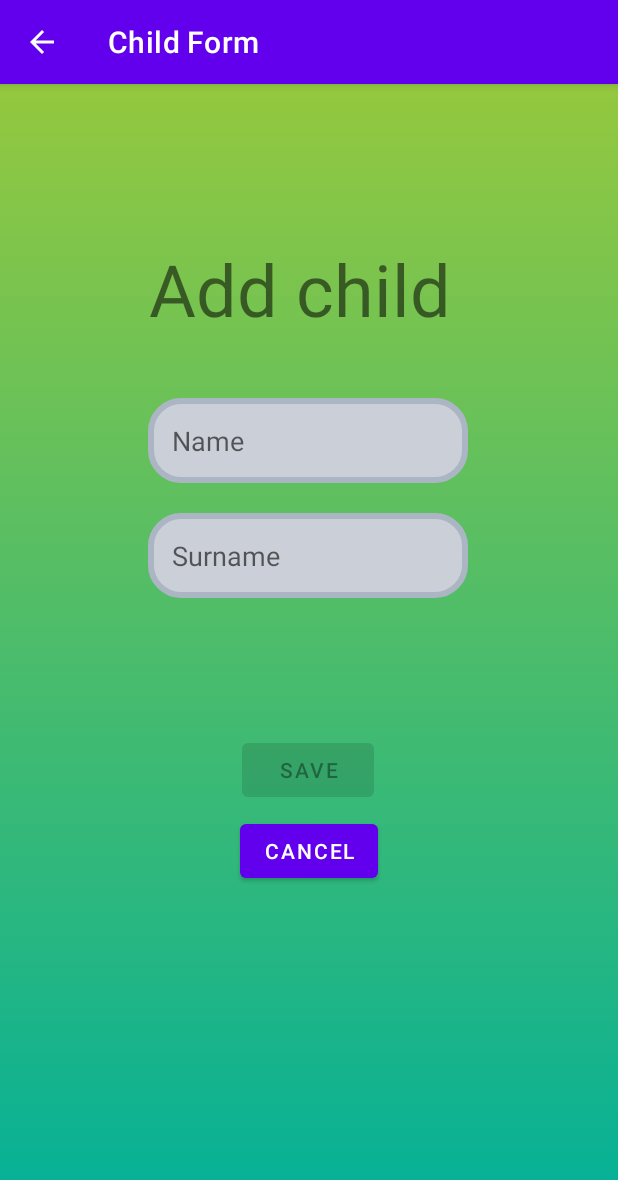
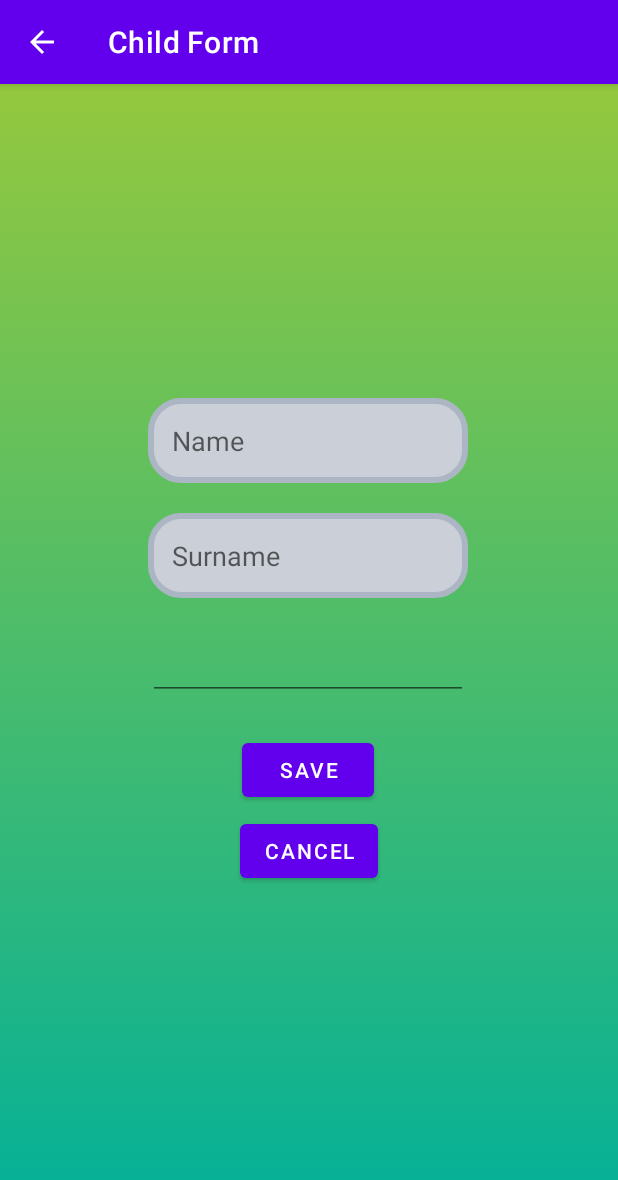
Before and after one commit to georgsvit/Marchen.Android, an Android app: the ChildFormFragment screen opened directly, with no data from a screen before it, on a phone screen of 412 x 824 dp. Shown: the top 1180 px of the screen. Run offline under Robolectric (Android 15) with nearby library versions, the phone set to English and light mode, and no system bars; our stand-ins replace data binding; 1 statement that could not run was skipped.

Commit message:
Textfield for teacherId added to ChildForm. Save child data method implemented.

```diff
--- a/app/src/main/java/com/example/marchenandroid/ui/child_form/ChildFormFragment.kt
+++ b/app/src/main/java/com/example/marchenandroid/ui/child_form/ChildFormFragment.kt
@@ -1,6 +1,8 @@
 package com.example.marchenandroid.ui.child_form
 
 import android.os.Bundle
+import android.text.Editable
+import android.util.Log
 import android.view.LayoutInflater
 import android.view.View
 import android.view.ViewGroup
@@ -20,20 +22,29 @@ class ChildFormFragment : Fragment() {
         val binding: FragmentChildFormBinding = DataBindingUtil.inflate(inflater, R.layout.fragment_child_form, container, false)
         val name = binding.nameField
         val surname = binding.surnameField
+        val teacher = binding.teacherIdField
 
         viewModel = ChildFormViewModel(requireActivity().application)
         binding.childFormViewModel = viewModel
 
         name.doAfterTextChanged {
-            viewModel.registerDataChanged(name.text.toString(), surname.text.toString())
+            if (surname.text.toString() != "") {
+                viewModel.dataChanged(name.text.toString(), surname.text.toString())//Integer.parseInt(teacher.text.toString()))
+            }
         }
 
         surname.doAfterTextChanged {
-            viewModel.registerDataChanged(name.text.toString(), surname.text.toString())
+            if (name.text.toString() != "") {
+                viewModel.dataChanged(name.text.toString(), surname.text.toString())//Integer.parseInt(teacher.text.toString()))
+            }
+        }
+
+        teacher.doAfterTextChanged {
+            viewModel.dataChanged(name.text.toString(), surname.text.toString())//Integer.parseInt(teacher.text.toString()))
         }
 
         binding.saveBtn.setOnClickListener {
-            viewModel.onSaveClick(name.text.toString(), surname.text.toString())
+            viewModel.onSaveClick(name.text.toString(), surname.text.toString(), Integer.parseInt(teacher.text.toString()))
         }
 
         binding.cancelBtn.setOnClickListener {
@@ -55,7 +66,13 @@ class ChildFormFragment : Fragment() {
             }
         })
 
-        viewModel.registerFormState.observe(viewLifecycleOwner, Observer { formState ->
+        viewModel.child.observe(viewLifecycleOwner, Observer {
+            name.setText(it.Firstname)
+            surname.setText(it.Lastname)
+            teacher.setText(it.TeacherId.toString())
+        })
+
+        viewModel.formState.observe(viewLifecycleOwner, Observer { formState ->
             binding.saveBtn.isEnabled = formState.isDataValid
             if (formState.nameError != null) {
                 name.error = getString(formState.nameError)
--- a/app/src/main/java/com/example/marchenandroid/ui/child_form/ChildFormState.kt
+++ b/app/src/main/java/com/example/marchenandroid/ui/child_form/ChildFormState.kt
@@ -2,4 +2,5 @@ package com.example.marchenandroid.ui.child_form
 
 data class ChildFormState(val nameError: Int? = null,
                           val surnameError: Int? = null,
+                          val teacherError: Int? = null,
                           val isDataValid: Boolean = false)
--- a/app/src/main/res/layout/fragment_child_form.xml
+++ b/app/src/main/res/layout/fragment_child_form.xml
@@ -4,6 +4,7 @@
     xmlns:tools="http://schemas.android.com/tools">
 
     <data>
+        <import type="android.view.View"/>
         <variable
             name="childFormViewModel"
             type="com.example.marchenandroid.ui.child_form.ChildFormViewModel" />
@@ -19,7 +20,6 @@
             android:layout_height="match_parent"
             android:background="@drawable/gradient_background">
 
-
             <EditText
                 android:id="@+id/nameField"
                 android:layout_width="wrap_content"
@@ -30,6 +30,7 @@
                 android:importantForAutofill="no"
                 android:inputType="textPersonName"
                 android:padding="16dp"
+
                 app:layout_constraintBottom_toBottomOf="parent"
                 app:layout_constraintEnd_toEndOf="parent"
                 app:layout_constraintHorizontal_bias="0.497"
@@ -46,6 +47,7 @@
                 android:padding="16dp"
                 android:hint="@string/string_surname"
                 android:inputType="textPersonName"
+
                 app:layout_constraintBottom_toBottomOf="parent"
                 app:layout_constraintEnd_toEndOf="parent"
                 app:layout_constraintHorizontal_bias="0.497"
@@ -96,12 +98,24 @@
                 android:layout_width="wrap_content"
                 android:layout_height="wrap_content"
                 android:layout_marginTop="104dp"
-                android:text="@string/add_child"
+
                 android:textSize="48sp"
                 app:layout_constraintEnd_toEndOf="parent"
                 app:layout_constraintHorizontal_bias="0.471"
                 app:layout_constraintStart_toStartOf="parent"
                 app:layout_constraintTop_toTopOf="parent" />
+
+            <EditText
+                android:id="@+id/teacherIdField"
+                android:layout_width="wrap_content"
+                android:layout_height="wrap_content"
+                android:ems="10"
+                android:inputType="number"
+                app:layout_constraintBottom_toTopOf="@+id/saveBtn"
+                app:layout_constraintEnd_toEndOf="parent"
+                app:layout_constraintHorizontal_bias="0.497"
+                app:layout_constraintStart_toStartOf="parent"
+                app:layout_constraintTop_toBottomOf="@+id/surnameField" />
         </androidx.constraintlayout.widget.ConstraintLayout>
 
     </FrameLayout>
```
Also changed, not shown: app/src/main/java/com/example/marchenandroid/ui/child_form/ChildFormViewModel.kt (+44 -17 lines).
